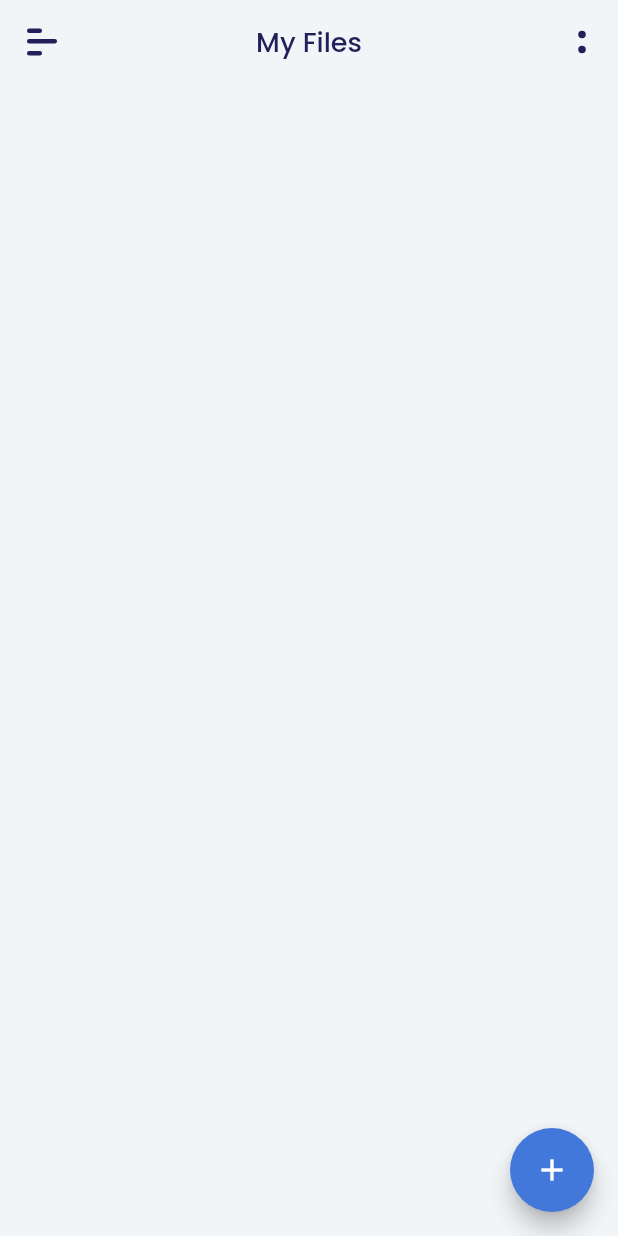
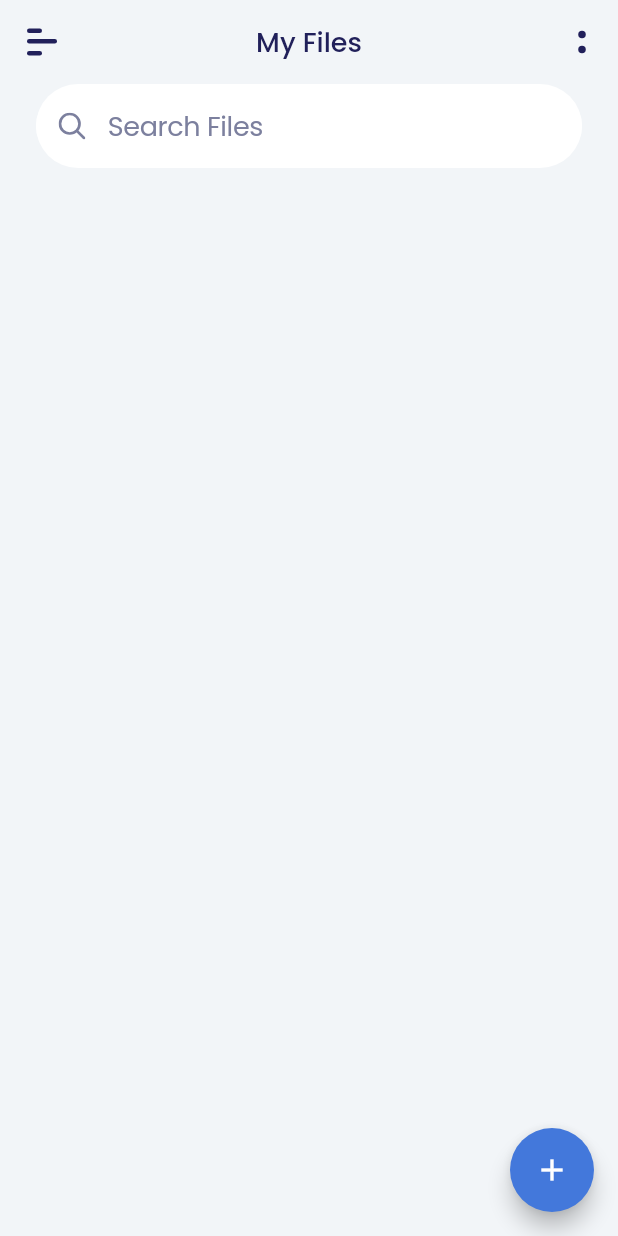
Before and after one commit to joeeasy/file_explorer, a Flutter app: the StartupView screen opened by its route, after a tap on the "add" icon, on a phone screen of 412 x 824 dp. Run offline on Flutter 3.47's test engine with Material 2 defaults, Android fonts, the phone set to English and light mode, and no system bars; our stand-ins replace auto_route, flutter_hooks, flutter_svg, get_it, google_fonts, injectable and 2 more; missing offline and left inert: observable_ish.

Commit message:
add search bar

```diff
--- a/lib/constants/colors.dart
+++ b/lib/constants/colors.dart
@@ -3,3 +3,4 @@ import 'dart:ui';
 const backgroundColor = Color(0xffF2F5F8);
 const brandPrimary = Color(0xff4378DB);
 const headerTextColor = Color(0xff21205A);
+const inputTextColor = Color(0xff7C809E);
--- a/lib/constants/constants.dart
+++ b/lib/constants/constants.dart
@@ -1,5 +1,7 @@
 const menuIcon = 'assets/icons/menu.svg';
 const optionIcon = 'assets/icons/option.svg';
+const searchIcon = 'assets/icons/search.svg';
+
 
 
 
@@ -7,4 +9,4 @@ const optionIcon = 'assets/icons/option.svg';
 * String(Text) constants goes here
 */
 
-const homeTitle = 'My Files';
+const headerTitle = 'My Files';
--- a/lib/main.dart
+++ b/lib/main.dart
@@ -14,7 +14,7 @@ class MyApp extends StatelessWidget {
   @override
   Widget build(BuildContext context) {
     return MaterialApp(
-      debugShowCheckedModeBanner: false,
+//      debugShowCheckedModeBanner: ,
       title: 'File Explorer',
       theme: ThemeData(
         accentColor:  brandPrimary,
--- a/lib/shared/shared_styling/style.dart
+++ b/lib/shared/shared_styling/style.dart
@@ -1,13 +1,20 @@
-
-
 import 'package:Explorer/constants/colors.dart';
 import 'package:flutter/material.dart';
 import 'package:google_fonts/google_fonts.dart';
 
-var headerStyle = GoogleFonts.poppins(
+final headerStyle = GoogleFonts.poppins(
   textStyle: TextStyle(
     fontSize: 18,
     fontWeight: FontWeight.w500,
     color: headerTextColor,
   ),
 );
+
+final inputStyle = GoogleFonts.poppins(
+  textStyle: TextStyle(
+    color: inputTextColor,
+    fontSize: 18,
+    fontWeight: FontWeight.normal,
+    letterSpacing: -0.24,
+  ),
+);
--- a/lib/shared/shared_widgets/explore_appbar.dart
+++ b/lib/shared/shared_widgets/explore_appbar.dart
@@ -22,7 +22,7 @@ class BaseAppBar extends StatelessWidget implements PreferredSizeWidget {
 
   @override
   Widget build(BuildContext context) {
-    return AppBar(
+    return SliverAppBar(
       title: title,
       centerTitle
       : centerTitle,
--- /dev/null
+++ b/lib/shared/shared_widgets/reusable_custom_scroll_view.dart
@@ -0,0 +1,24 @@
+import 'package:flutter/cupertino.dart';
+import 'package:flutter/src/widgets/framework.dart';
+import 'package:flutter_hooks/flutter_hooks.dart';
+
+class ReusableCustomScrollView extends HookWidget {
+  final Key key;
+  final List<Widget> slivers;
+  final ScrollController controller;
+
+  ReusableCustomScrollView({
+    this.slivers,
+    @required this.controller,
+    @required this.key,
+  });
+
+  @override
+  Widget build(BuildContext context) {
+    return CustomScrollView(
+      key: key,
+      slivers: slivers,
+      controller: controller,
+    );
+  }
+}
--- /dev/null
+++ b/lib/shared/shared_widgets/search_bar/search_bar.dart
@@ -0,0 +1,50 @@
+import 'package:Explorer/constants/constants.dart';
+import 'package:Explorer/shared/shared_styling/style.dart';
+import 'package:Explorer/shared/shared_widgets/search_bar/search_bar_viewmodel.dart';
+import 'package:Explorer/utils/icon_utils.dart';
+import 'package:flutter/material.dart';
+import 'package:google_fonts/google_fonts.dart';
+import 'package:stacked/stacked.dart';
+
+class SearchBar extends StatelessWidget {
+  @override
+  Widget build(BuildContext context) {
+    return ViewModelBuilder<SearchBarViewModel>.nonReactive(
+      builder: (model, context, child) => SliverToBoxAdapter(
+        child: Container(
+          height: 56,
+          margin: EdgeInsets.only(
+            left: 24,
+            right: 24,
+          ),
+          decoration: BoxDecoration(
+            color: Colors.white,
+            borderRadius: BorderRadius.circular(30),
+          ),
+          child: Center(
+            child: TextField(
+              style: inputStyle,
+              decoration: InputDecoration(
+                prefixIcon: IconButton(
+                  icon: loadAsset(assetPath: searchIcon, isSvg: true),
+                  onPressed: () {},
+                ),
+                contentPadding: EdgeInsets.only(left: 16, right: 16),
+                border: OutlineInputBorder(
+                  borderSide: BorderSide.none,
+                  borderRadius: BorderRadius.circular(30),
+                ),
+                hintStyle: inputStyle,
+                hintText: 'Search Files',
+                fillColor: Colors.white,
+                filled: true,
+              ),
+            ),
+
+          ),
+        ),
+      ),
+      viewModelBuilder: () => SearchBarViewModel(),
+    );
+  }
+}
--- /dev/null
+++ b/lib/shared/shared_widgets/search_bar/search_bar_viewmodel.dart
@@ -0,0 +1,5 @@
+import 'package:stacked/stacked.dart';
+
+class SearchBarViewModel extends BaseViewModel {
+
+}
--- a/lib/ui/view/home/home_view.dart
+++ b/lib/ui/view/home/home_view.dart
@@ -2,6 +2,7 @@ import 'package:Explorer/constants/colors.dart';
 import 'package:Explorer/constants/constants.dart';
 import 'package:Explorer/shared/shared_styling/style.dart';
 import 'package:Explorer/shared/shared_widgets/explore_appbar.dart';
+import 'package:Explorer/ui/view/home/widgets/home_scroll_view.dart';
 import 'package:Explorer/utils/icon_utils.dart';
 import 'package:flutter/material.dart';
 import 'package:stacked/stacked.dart';
@@ -14,27 +15,7 @@ class HomeView extends StatelessWidget {
     return ViewModelBuilder<HomeViewModel>.reactive(
       builder: (context, model, child) => Scaffold(
         backgroundColor: backgroundColor,
-        appBar: BaseAppBar(
-          appBar: AppBar(),
-          title: Text(
-            homeTitle,
-            style: headerStyle,
-          ),
-          centerTitle: true,
-          backgroundColor: backgroundColor,
-          elevation: 0,
-          leading: IconButton(
-            icon: loadAsset(
-                assetPath: menuIcon, isSvg: true, width: 24, height: 24),
-          ),
-          actions: <Widget>[
-            IconButton(
-              icon: loadAsset(
-                  assetPath: optionIcon, isSvg: true, height: 24, width: 24),
-            ),
-          ],
-        ),
-        body: Row(),
+        body: HomeScrollView(),
         floatingActionButton: FloatingActionButton(
           onPressed: () => model.updateCounter(),
           child: Icon(Icons.add),
--- /dev/null
+++ b/lib/ui/view/home/widgets/home_app_bar.dart
@@ -0,0 +1,32 @@
+import 'package:Explorer/constants/colors.dart';
+import 'package:Explorer/constants/constants.dart';
+import 'package:Explorer/shared/shared_styling/style.dart';
+import 'package:Explorer/shared/shared_widgets/explore_appbar.dart';
+import 'package:Explorer/utils/icon_utils.dart';
+import 'package:flutter/material.dart';
+
+class HomeAppBar extends StatelessWidget {
+  @override
+  Widget build(BuildContext context) {
+    return BaseAppBar(
+      appBar: AppBar(),
+      title: Text(
+        headerTitle,
+        style: headerStyle,
+      ),
+      centerTitle: true,
+      backgroundColor: backgroundColor,
+      elevation: 0,
+      leading: IconButton(
+        icon: loadAsset(
+            assetPath: menuIcon, isSvg: true, width: 24, height: 24,),
+      ),
+      actions: <Widget>[
+        IconButton(
+          icon: loadAsset(
+              assetPath: optionIcon, isSvg: true, height: 24, width: 24),
+        ),
+      ],
+    );
+  }
+}
--- /dev/null
+++ b/lib/ui/view/home/widgets/home_scroll_view.dart
@@ -0,0 +1,22 @@
+import 'package:Explorer/shared/shared_widgets/reusable_custom_scroll_view.dart';
+import 'package:Explorer/shared/shared_widgets/search_bar/search_bar.dart';
+import 'package:Explorer/ui/view/home/widgets/home_app_bar.dart';
+import 'package:flutter/material.dart';
+import 'package:flutter_hooks/flutter_hooks.dart';
+
+class HomeScrollView extends HookWidget {
+
+
+  @override
+  Widget build(BuildContext context) {
+    var scrollViewController = useScrollController();
+    return ReusableCustomScrollView(
+      key: Key('_homeScrollView'),
+      controller: scrollViewController,
+      slivers: <Widget>[
+        HomeAppBar(),
+        SearchBar()
+      ],
+    );
+  }
+}
```
Also changed, not shown: assets/icons/search.svg (added), lib/ui/view/home/widgets/search_bar.dart (added).
